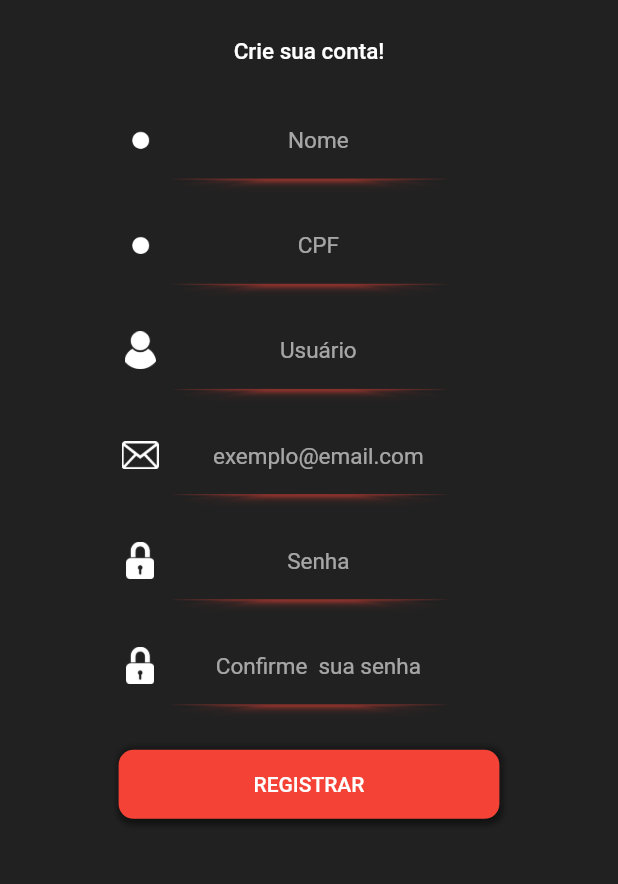
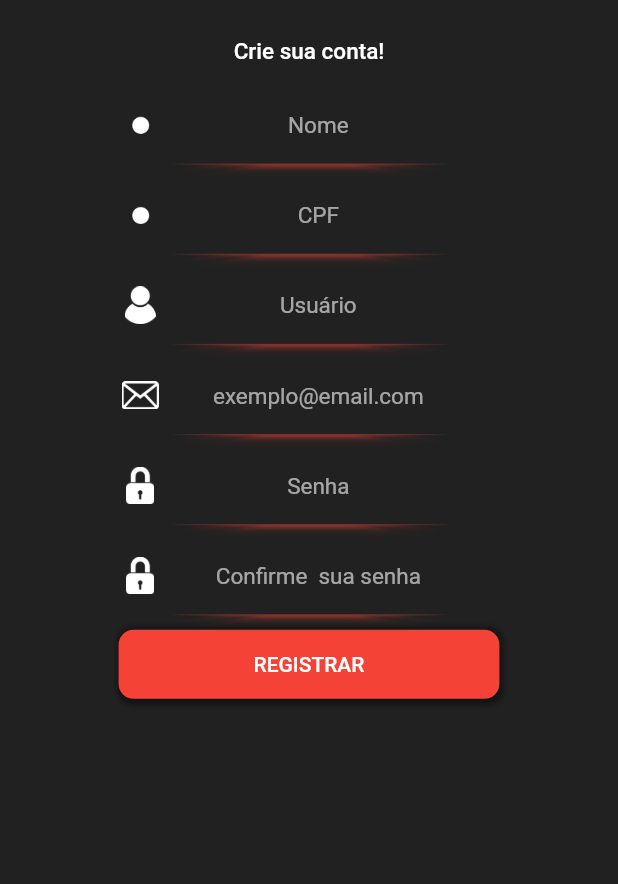
Before and after one commit to HenriqueAmorim20/APP_Agile_Gas, a Flutter app: the Register screen opened directly, on a phone screen of 412 x 824 dp, the part 252-1136 px from its top. Run offline on Flutter 3.47's test engine with Material 2 defaults, Android fonts, the phone set to English and light mode, and no system bars; our stand-ins replace cloud_firestore, firebase_auth, firebase_core, flutter_spinkit; accounts and stored records are empty.

Commit message:
Pequenas mudanças para melhorar o visual

```diff
--- a/lib/screens/authenticate/register.dart
+++ b/lib/screens/authenticate/register.dart
@@ -57,7 +57,7 @@ class _RegisterState extends State<Register>{
                       style: TextStyle(color: Colors.white, fontSize: 15)
                   ),
               ),
-              SizedBox(height: 20.0),
+              SizedBox(height: 10.0),
               Container(
                 width: 250,
                 height: 30,
@@ -95,7 +95,7 @@ class _RegisterState extends State<Register>{
               ),
               Image.asset('images/line.png', color: Colors.red.withOpacity(0.5), width: 200),
 
-              SizedBox(height: 20.0),
+              SizedBox(height: 10.0),
               Container(
                 width: 250,
                 height: 30,
@@ -133,7 +133,7 @@ class _RegisterState extends State<Register>{
               ),
               Image.asset('images/line.png', color: Colors.red.withOpacity(0.5), width: 200),
 
-              SizedBox(height: 20.0),
+              SizedBox(height: 10.0),
               Container(
                 width: 250,
                 height: 30,
@@ -171,7 +171,7 @@ class _RegisterState extends State<Register>{
               ),
               Image.asset('images/line.png', color: Colors.red.withOpacity(0.5), width: 200),
 
-              SizedBox(height: 20.0),
+              SizedBox(height: 10.0),
               Container(
                 width: 250,
                 height: 30,
@@ -209,7 +209,7 @@ class _RegisterState extends State<Register>{
               ),
               Image.asset('images/line.png', color: Colors.red.withOpacity(0.5), width: 200),
 
-              SizedBox(height: 20.0),
+              SizedBox(height: 10.0),
 
               Container(
                 width: 250,
@@ -250,7 +250,7 @@ class _RegisterState extends State<Register>{
 
               Image.asset('images/line.png', color: Colors.red.withOpacity(0.5), width: 200),
 
-              SizedBox(height: 20.0),
+              SizedBox(height: 10.0),
               Container(
                 width: 250,
                 height: 30,
@@ -289,7 +289,7 @@ class _RegisterState extends State<Register>{
               ),
               Image.asset('images/line.png', color: Colors.red.withOpacity(0.5), width: 200),
 
-              SizedBox(height: 20.0),
+              SizedBox(height: 0.0),
               Container(
                 decoration: BoxDecoration(
 
```
